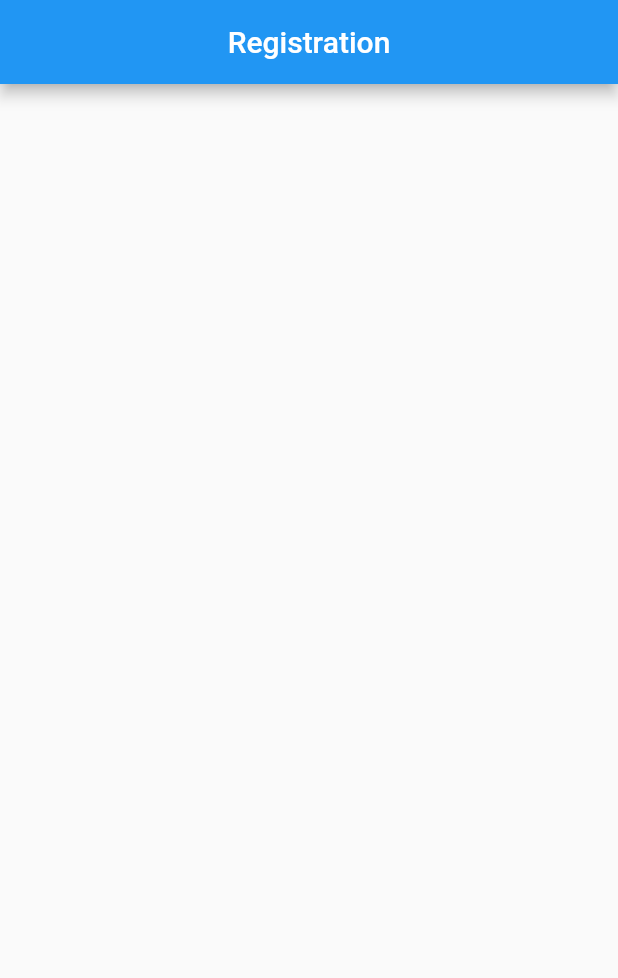
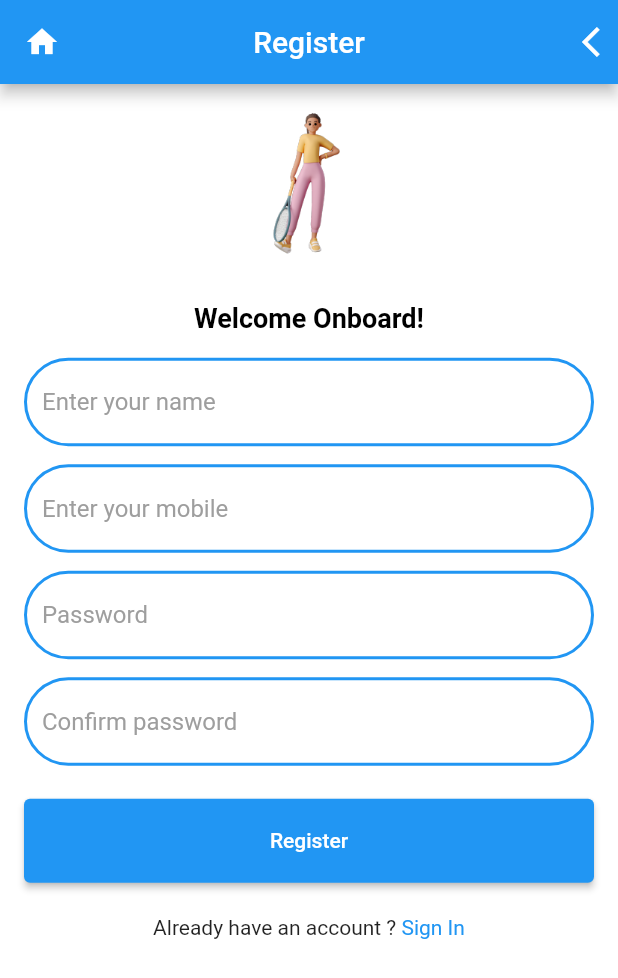
Before and after one commit to kafi015/feedapp, a Flutter app: the screen it shows after launch, on a phone screen of 412 x 824 dp. Shown: the top 978 px of the screen. Run offline on Flutter 3.47's test engine with Material 2 defaults, Android fonts, the phone set to English and light mode, and no system bars.

Commit message:
register ui done

```diff
--- a/lib/ui/screens/register_screen.dart
+++ b/lib/ui/screens/register_screen.dart
@@ -1,3 +1,5 @@
+import 'package:feedapp/ui/widgets/app_elevatedbutton.dart';
+import 'package:feedapp/ui/widgets/app_textformfield.dart';
 import 'package:flutter/material.dart';
 
 class RegistrationScreen extends StatefulWidget {
@@ -11,10 +13,84 @@ class _RegistrationScreenState extends State<RegistrationScreen> {
   @override
   Widget build(BuildContext context) {
     return Scaffold(
+      backgroundColor: Colors.white,
       appBar: AppBar(
-        title: Text("Registration"),
+        leading: const Icon(Icons.home),
+        title: const Text("Register"),
         centerTitle: true,
-      )
+        actions: const [
+          Icon(Icons.arrow_back_ios),
+        ],
+      ),
+      body: Padding(
+        padding: const EdgeInsets.symmetric(horizontal: 16),
+        child: Column(
+          crossAxisAlignment: CrossAxisAlignment.center,
+          children: [
+            Image.asset(
+              "assets/register.PNG",
+              scale: 2,
+            ),
+            const SizedBox(
+              height: 18,
+            ),
+            const Text(
+              "Welcome Onboard!",
+              style: TextStyle(
+                  fontSize: 18,
+                  color: Colors.black,
+                  fontWeight: FontWeight.w600),
+            ),
+            const SizedBox(
+              height: 16,
+            ),
+            AppTextFormField(
+                controller: TextEditingController(),
+                hintText: "Enter your name"),
+            const SizedBox(
+              height: 12,
+            ),
+            AppTextFormField(
+                controller: TextEditingController(),
+                hintText: "Enter your mobile"),
+            const SizedBox(
+              height: 12,
+            ),
+            AppTextFormField(
+                controller: TextEditingController(), hintText: "Password"),
+            const SizedBox(
+              height: 12,
+            ),
+            AppTextFormField(
+                controller: TextEditingController(),
+                hintText: "Confirm password"),
+            const SizedBox(
+              height: 22,
+            ),
+            AppElevatedButton(
+              text: "Register",
+              textColor: Colors.white,
+              buttonColor: Colors.blue,
+              onTap: () {},
+            ),
+            const SizedBox(
+              height: 22,
+            ),
+            Row(
+              mainAxisAlignment: MainAxisAlignment.center,
+              children: [
+                const Text("Already have an account ? "),
+                InkWell(
+                    onTap: () {},
+                    child: const Text(
+                      "Sign In",
+                      style: TextStyle(color: Colors.blue),
+                    )),
+              ],
+            ),
+          ],
+        ),
+      ),
     );
   }
 }
--- /dev/null
+++ b/lib/ui/widgets/app_elevatedbutton.dart
@@ -0,0 +1,27 @@
+import 'package:flutter/material.dart';
+
+class AppElevatedButton extends StatelessWidget {
+  const AppElevatedButton({
+    Key? key, required this.text, required this.textColor, required this.buttonColor, required this.onTap,
+  }) : super(key: key);
+
+  final String text;
+  final Color textColor, buttonColor;
+  final VoidCallback onTap;
+
+
+  @override
+  Widget build(BuildContext context) {
+    return SizedBox(
+      width: double.infinity,
+      child: ElevatedButton(
+
+        onPressed: onTap,
+        style: ElevatedButton.styleFrom(
+            backgroundColor: buttonColor,
+            padding: const EdgeInsets.only(bottom: 20,top: 20)),
+        child: Text(text,style: TextStyle(color: textColor),),
+      ),
+    );
+  }
+}
--- /dev/null
+++ b/lib/ui/widgets/app_textformfield.dart
@@ -0,0 +1,35 @@
+import 'package:flutter/material.dart';
+
+class AppTextFormField extends StatelessWidget {
+  const AppTextFormField({
+    Key? key, this.obscure, required this.controller, required this.hintText,
+  }) : super(key: key);
+
+  final bool? obscure;
+  final TextEditingController controller;
+  final String hintText;
+
+  @override
+  Widget build(BuildContext context) {
+    return TextFormField(
+      controller: controller,
+      obscureText: obscure ?? false,
+      obscuringCharacter: '*',
+
+      decoration: InputDecoration(
+        enabledBorder: OutlineInputBorder(
+          borderRadius: BorderRadius.circular(34.0),
+          borderSide: const BorderSide(width: 2,color: Colors.blue),
+        ),
+        focusedBorder: OutlineInputBorder(
+          borderRadius: BorderRadius.circular(34.0),
+          borderSide: const BorderSide(width: 2,color: Colors.blue),
+        ),
+        hintText: hintText,
+        hintStyle: const TextStyle(color: Colors.grey),
+        filled: true,
+        fillColor: Colors.white,
+      ),
+    );
+  }
+}
--- a/pubspec.yaml
+++ b/pubspec.yaml
@@ -60,8 +60,8 @@ flutter:
   uses-material-design: true
 
   # To add assets to your application, add an assets section, like this:
-  # assets:
-  #   - images/a_dot_burr.jpeg
+  assets:
+     - assets/
   #   - images/a_dot_ham.jpeg
 
   # An image asset can refer to one or more resolution-specific "variants", see
```
Also changed, not shown: assets/register.PNG (added).
